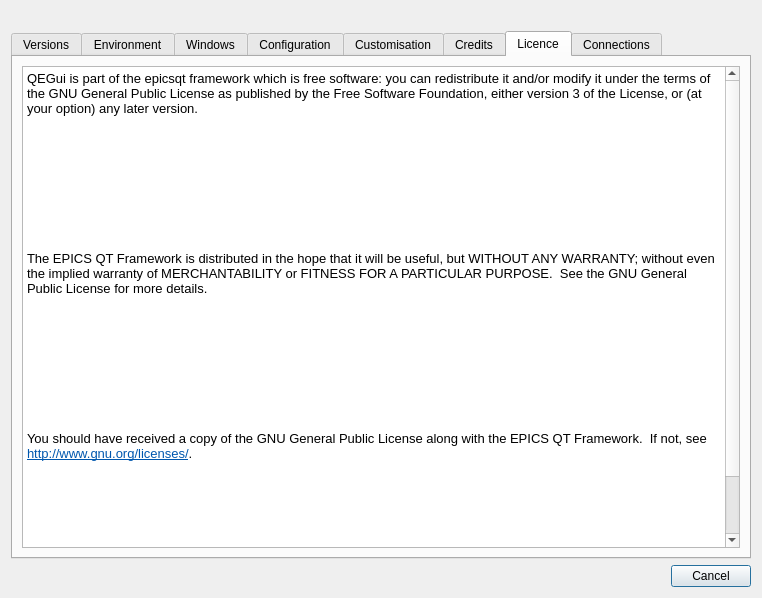
First picture: the form in applications/QEGuiApp/src/aboutDialog.ui, repository andrewrhyder/epicsqt, before the edit.
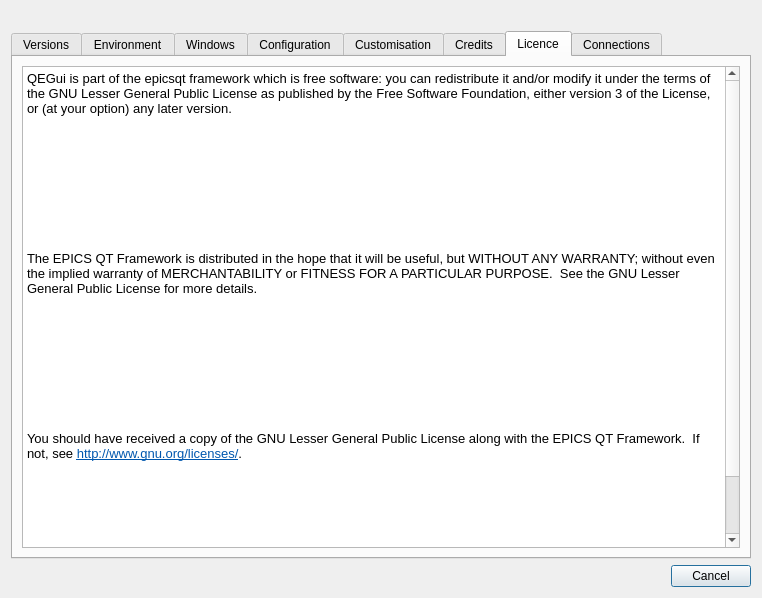
Second picture: the form after the edit. The open tabs and pages were chosen to show the change. Icons and pictures are not drawn.

Commit message: Change licencing to GNU LGPL to better conform to Australian Synchrotron intellectual property policy: ...rights should be granted to ‘maximises impact, value, accessibility and benefit with the public interest, while upholding the law and managing risk appropriately’.

Patch:
```diff
--- a/applications/QEGuiApp/src/aboutDialog.ui
+++ b/applications/QEGuiApp/src/aboutDialog.ui
@@ -576,19 +576,19 @@
 &lt;html&gt;&lt;head&gt;&lt;meta name=&quot;qrichtext&quot; content=&quot;1&quot; /&gt;&lt;style type=&quot;text/css&quot;&gt;
 p, li { white-space: pre-wrap; }
 &lt;/style&gt;&lt;/head&gt;&lt;body style=&quot; font-family:'Sans Serif'; font-size:10pt; font-weight:400; font-style:normal;&quot;&gt;
-&lt;p style=&quot; margin-top:0px; margin-bottom:0px; margin-left:0px; margin-right:0px; -qt-block-indent:0; text-indent:0px;&quot;&gt;&lt;span style=&quot; color:#000000;&quot;&gt;QEGui is part of the &lt;/span&gt;epicsqt&lt;span style=&quot; color:#000000;&quot;&gt; framework which is free software: you can redistribute it and/or modify &lt;/span&gt;&lt;span style=&quot; font-family:'Courier New,courier'; color:#000000;&quot;&gt;it under the terms of the GNU General Public License as published by the Free Software Foundation, either version 3 of the License, or (at your option) any later version.&lt;/span&gt;&lt;/p&gt;
+&lt;p style=&quot; margin-top:0px; margin-bottom:0px; margin-left:0px; margin-right:0px; -qt-block-indent:0; text-indent:0px;&quot;&gt;&lt;span style=&quot; color:#000000;&quot;&gt;QEGui is part of the &lt;/span&gt;epicsqt&lt;span style=&quot; color:#000000;&quot;&gt; framework which is free software: you can redistribute it and/or modify &lt;/span&gt;&lt;span style=&quot; font-family:'Courier New,courier'; color:#000000;&quot;&gt;it under the terms of the GNU Lesser General Public License as published by the Free Software Foundation, either version 3 of the License, or (at your option) any later version.&lt;/span&gt;&lt;/p&gt;
 &lt;p style=&quot;-qt-paragraph-type:empty; margin-top:0px; margin-bottom:0px; margin-left:0px; margin-right:0px; -qt-block-indent:0; text-indent:0px; font-family:'Courier New,courier'; color:#000000;&quot;&gt;&lt;/p&gt;
 &lt;p style=&quot; margin-top:0px; margin-bottom:0px; margin-left:0px; margin-right:0px; -qt-block-indent:0; text-indent:0px;&quot;&gt;&lt;span style=&quot; font-family:'Courier New,courier'; color:#000000;&quot;&gt;&lt;br /&gt;&lt;/span&gt;&lt;/p&gt;
 &lt;p style=&quot; margin-top:0px; margin-bottom:0px; margin-left:0px; margin-right:0px; -qt-block-indent:0; text-indent:0px;&quot;&gt;&lt;span style=&quot; font-family:'Courier New,courier'; color:#000000;&quot;&gt;&lt;br /&gt;&lt;/span&gt;&lt;/p&gt;
 &lt;p style=&quot; margin-top:0px; margin-bottom:0px; margin-left:0px; margin-right:0px; -qt-block-indent:0; text-indent:0px;&quot;&gt;&lt;span style=&quot; font-family:'Courier New,courier'; color:#000000;&quot;&gt;&lt;br /&gt;&lt;/span&gt;&lt;/p&gt;
 &lt;p style=&quot; margin-top:0px; margin-bottom:0px; margin-left:0px; margin-right:0px; -qt-block-indent:0; text-indent:0px;&quot;&gt;&lt;span style=&quot; font-family:'Courier New,courier'; color:#000000;&quot;&gt;&lt;br /&gt;&lt;/span&gt;&lt;/p&gt;
-&lt;p style=&quot; margin-top:0px; margin-bottom:0px; margin-left:0px; margin-right:0px; -qt-block-indent:0; text-indent:0px;&quot;&gt;&lt;span style=&quot; font-family:'Courier New,courier'; color:#000000;&quot;&gt;The EPICS QT Framework is distributed in the hope that it will be useful, but WITHOUT ANY WARRANTY; without even the implied warranty of MERCHANTABILITY or FITNESS FOR A PARTICULAR PURPOSE.  See the GNU General Public License for more details.&lt;/span&gt;&lt;/p&gt;
+&lt;p style=&quot; margin-top:0px; margin-bottom:0px; margin-left:0px; margin-right:0px; -qt-block-indent:0; text-indent:0px;&quot;&gt;&lt;span style=&quot; font-family:'Courier New,courier'; color:#000000;&quot;&gt;The EPICS QT Framework is distributed in the hope that it will be useful, but WITHOUT ANY WARRANTY; without even the implied warranty of MERCHANTABILITY or FITNESS FOR A PARTICULAR PURPOSE.  See the GNU Lesser General Public License for more details.&lt;/span&gt;&lt;/p&gt;
 &lt;p style=&quot;-qt-paragraph-type:empty; margin-top:0px; margin-bottom:0px; margin-left:0px; margin-right:0px; -qt-block-indent:0; text-indent:0px; font-family:'Courier New,courier'; color:#000000;&quot;&gt;&lt;/p&gt;
 &lt;p style=&quot; margin-top:0px; margin-bottom:0px; margin-left:0px; margin-right:0px; -qt-block-indent:0; text-indent:0px;&quot;&gt;&lt;span style=&quot; font-family:'Courier New,courier'; color:#000000;&quot;&gt;&lt;br /&gt;&lt;/span&gt;&lt;/p&gt;
 &lt;p style=&quot; margin-top:0px; margin-bottom:0px; margin-left:0px; margin-right:0px; -qt-block-indent:0; text-indent:0px;&quot;&gt;&lt;span style=&quot; font-family:'Courier New,courier'; color:#000000;&quot;&gt;&lt;br /&gt;&lt;/span&gt;&lt;/p&gt;
 &lt;p style=&quot; margin-top:0px; margin-bottom:0px; margin-left:0px; margin-right:0px; -qt-block-indent:0; text-indent:0px;&quot;&gt;&lt;span style=&quot; font-family:'Courier New,courier'; color:#000000;&quot;&gt;&lt;br /&gt;&lt;/span&gt;&lt;/p&gt;
 &lt;p style=&quot; margin-top:0px; margin-bottom:0px; margin-left:0px; margin-right:0px; -qt-block-indent:0; text-indent:0px;&quot;&gt;&lt;span style=&quot; font-family:'Courier New,courier'; color:#000000;&quot;&gt;&lt;br /&gt;&lt;/span&gt;&lt;/p&gt;
-&lt;p style=&quot; margin-top:0px; margin-bottom:0px; margin-left:0px; margin-right:0px; -qt-block-indent:0; text-indent:0px;&quot;&gt;&lt;span style=&quot; font-family:'Courier New,courier'; color:#000000;&quot;&gt;You should have received a copy of the GNU General Public License along with the EPICS QT Framework.  If not, see &lt;/span&gt;&lt;a href=&quot;http://www.gnu.org/licenses/&quot;&gt;&lt;span style=&quot; text-decoration: underline; color:#0057ae;&quot;&gt;http://www.gnu.org/licenses/&lt;/span&gt;&lt;/a&gt;&lt;span style=&quot; font-family:'Courier New,courier'; color:#000000;&quot;&gt;.&lt;/span&gt;&lt;/p&gt;
+&lt;p style=&quot; margin-top:0px; margin-bottom:0px; margin-left:0px; margin-right:0px; -qt-block-indent:0; text-indent:0px;&quot;&gt;&lt;span style=&quot; font-family:'Courier New,courier'; color:#000000;&quot;&gt;You should have received a copy of the GNU Lesser General Public License along with the EPICS QT Framework.  If not, see &lt;/span&gt;&lt;a href=&quot;http://www.gnu.org/licenses/&quot;&gt;&lt;span style=&quot; text-decoration: underline; color:#0057ae;&quot;&gt;http://www.gnu.org/licenses/&lt;/span&gt;&lt;/a&gt;&lt;span style=&quot; font-family:'Courier New,courier'; color:#000000;&quot;&gt;.&lt;/span&gt;&lt;/p&gt;
 &lt;p style=&quot;-qt-paragraph-type:empty; margin-top:0px; margin-bottom:0px; margin-left:0px; margin-right:0px; -qt-block-indent:0; text-indent:0px; font-family:'Courier New,courier'; color:#000000;&quot;&gt;&lt;/p&gt;
 &lt;p style=&quot; margin-top:0px; margin-bottom:0px; margin-left:0px; margin-right:0px; -qt-block-indent:0; text-indent:0px;&quot;&gt;&lt;span style=&quot; font-family:'Courier New,courier'; color:#000000;&quot;&gt;&lt;br /&gt;&lt;/span&gt;&lt;/p&gt;
 &lt;p style=&quot; margin-top:0px; margin-bottom:0px; margin-left:0px; margin-right:0px; -qt-block-indent:0; text-indent:0px;&quot;&gt;&lt;span style=&quot; font-family:'Courier New,courier'; color:#000000;&quot;&gt;&lt;br /&gt;&lt;/span&gt;&lt;/p&gt;
```
The commit also changes 453 other files.
